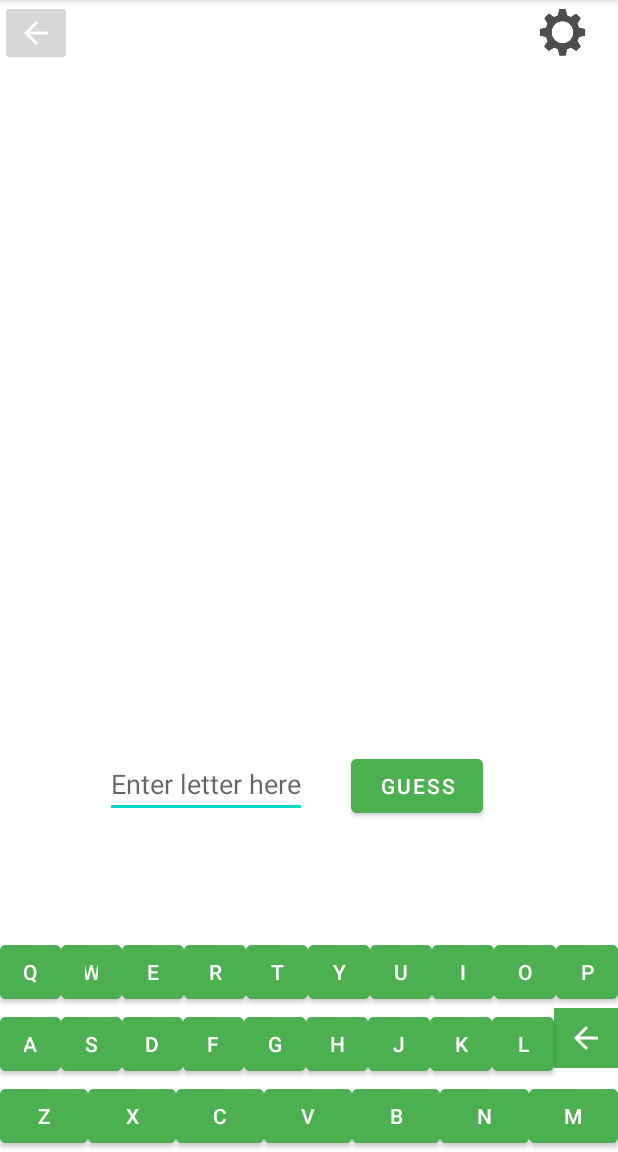
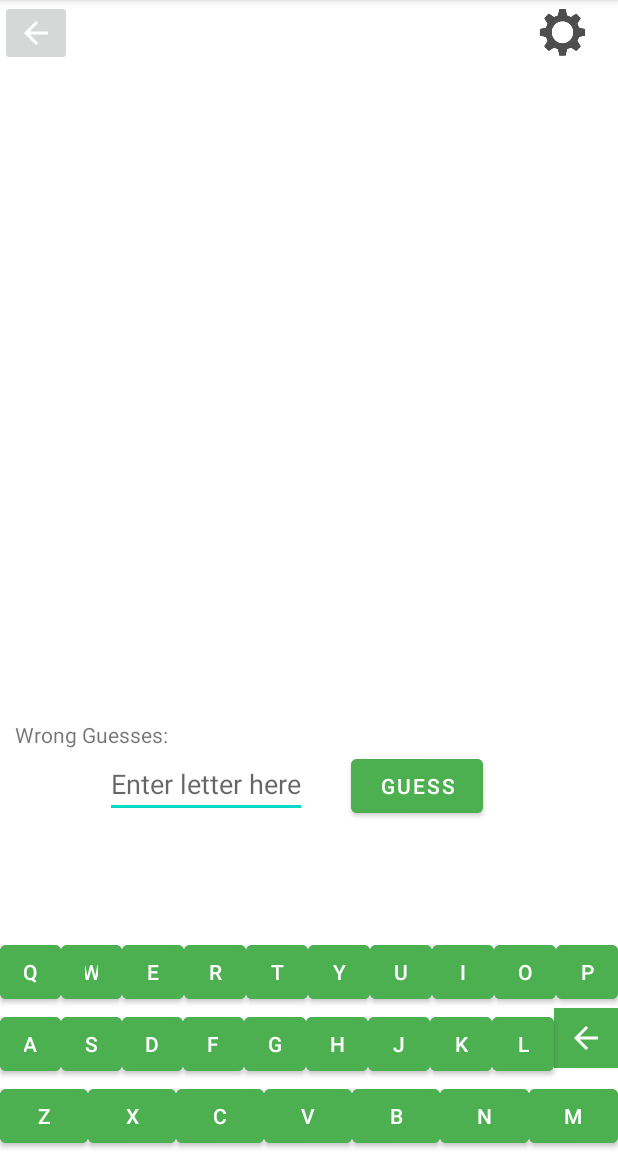
Before and after one commit to ZacharieESME/HANGER, an Android app: the easy_mode screen opened directly, with no data from a screen before it, on a phone screen of 412 x 824 dp, the part 84-1236 px from its top. Run offline under Robolectric (Android 15) with nearby library versions, the phone set to English and light mode, and no system bars; 1 statement that could not run was skipped.

Commit message:
orking keyboard + aligned buttons + guess button (doenst do anything for now) working easymode

```diff
--- a/app/src/main/res/layout/easy.xml
+++ b/app/src/main/res/layout/easy.xml
@@ -298,6 +298,8 @@
 
         </LinearLayout>
 
+
+
         <EditText
             android:id="@+id/displayText"
             android:layout_width="wrap_content"
@@ -308,7 +310,8 @@
             android:layout_alignParentLeft="false"
             android:layout_alignParentTop="true"
             android:hint="Enter letter here"
-            android:maxLength="1" />
+            android:maxLength="1"
+            android:inputType="none"/>
 
         <Button
             android:layout_width="wrap_content"
@@ -318,19 +321,88 @@
             android:layout_marginTop="500dp"
             android:layout_marginRight="90dp"
             android:text="Guess"
+            android:onClick="onGuessClicked"
             android:backgroundTint="@color/button_background"/>
 
+
+        <LinearLayout
+            android:id="@+id/container"
+            android:layout_width="match_parent"
+            android:layout_height="50dp"
+            android:layout_marginLeft="0dp"
+            android:layout_marginTop="400dp"
+            android:gravity="center"
+            android:orientation="horizontal"
+            android:textSize="24sp"
+            tools:context=".MainActivity">
+
+        </LinearLayout>
+
         <TextView
-            android:id="@+id/wordDisplay"
             android:layout_width="wrap_content"
             android:layout_height="wrap_content"
-            android:layout_marginLeft="150dp"
-            android:layout_marginTop="400dp"
-            android:gravity="center"
-            android:textSize="24sp"
-            app:layout_constraintEnd_toEndOf="parent"
-            app:layout_constraintStart_toStartOf="parent"
-            app:layout_constraintTop_toTopOf="parent" />
+            android:layout_marginTop="480dp"
+            android:layout_marginLeft="10dp"
+            android:text="Wrong Guesses:"
+            android:id="@+id/wrongguesses"
+            >
+
+        </TextView>
+
+        <ImageView
+            android:id="@+id/hangman"
+            android:layout_width="wrap_content"
+            android:layout_height="wrap_content"
+            app:srcCompat="@drawable/hangmanpart0" />
+
+        <ImageView
+            android:id="@+id/youlose"
+            android:layout_width="wrap_content"
+            android:layout_height="340dp"
+            app:srcCompat="@drawable/youlose"
+            android:visibility="invisible">
+
+        </ImageView>
+
+        <ImageView
+            android:id="@+id/congrat"
+            android:layout_width="wrap_content"
+            android:layout_height="340dp"
+            app:srcCompat="@drawable/congrat"
+            android:visibility="invisible">
+
+        </ImageView>
+
+
+
+        <Button
+            android:id="@+id/tryagain"
+            android:layout_width="120dp"
+            android:layout_height="40dp"
+            android:layout_marginTop="160dp"
+            android:layout_marginLeft="70dp"
+            android:text="New Word"
+            android:onClick="restartPage"
+            android:visibility="invisible">
+
+
+        </Button>
+
+        <Button
+            android:id="@+id/menu"
+            android:layout_width="120dp"
+            android:layout_height="40dp"
+            android:layout_marginTop="160dp"
+            android:layout_marginLeft="220dp"
+            android:text="Menu"
+            android:visibility="invisible">
+
+
+        </Button>
+
+
+
+
 
     </RelativeLayout>
 
```
Also changed, not shown: app/src/main/java/com/example/TheHanger/easy_mode.java (+200 -1 lines), app/src/main/res/drawable/blank.png (added), app/src/main/res/drawable/congrat.png (added), app/src/main/res/drawable/hangmanpart0.png (added), app/src/main/res/drawable/hangmanpart1.png (added), app/src/main/res/drawable/hangmanpart10.png (added), app/src/main/res/drawable/hangmanpart11.png (added), app/src/main/res/drawable/hangmanpart2.png (added), app/src/main/res/drawable/hangmanpart3.png (added), app/src/main/res/drawable/hangmanpart4.png (added), app/src/main/res/drawable/hangmanpart5.png (added), app/src/main/res/drawable/hangmanpart6.png (added), app/src/main/res/drawable/hangmanpart7.png (added), app/src/main/res/drawable/hangmanpart8.png (added), 2 more files.
